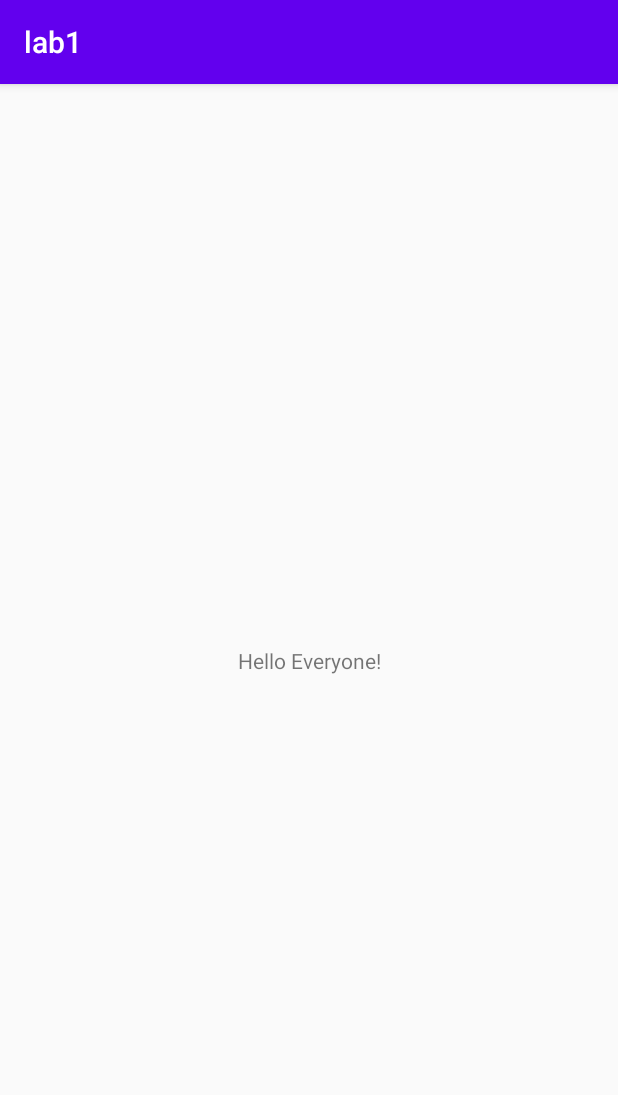
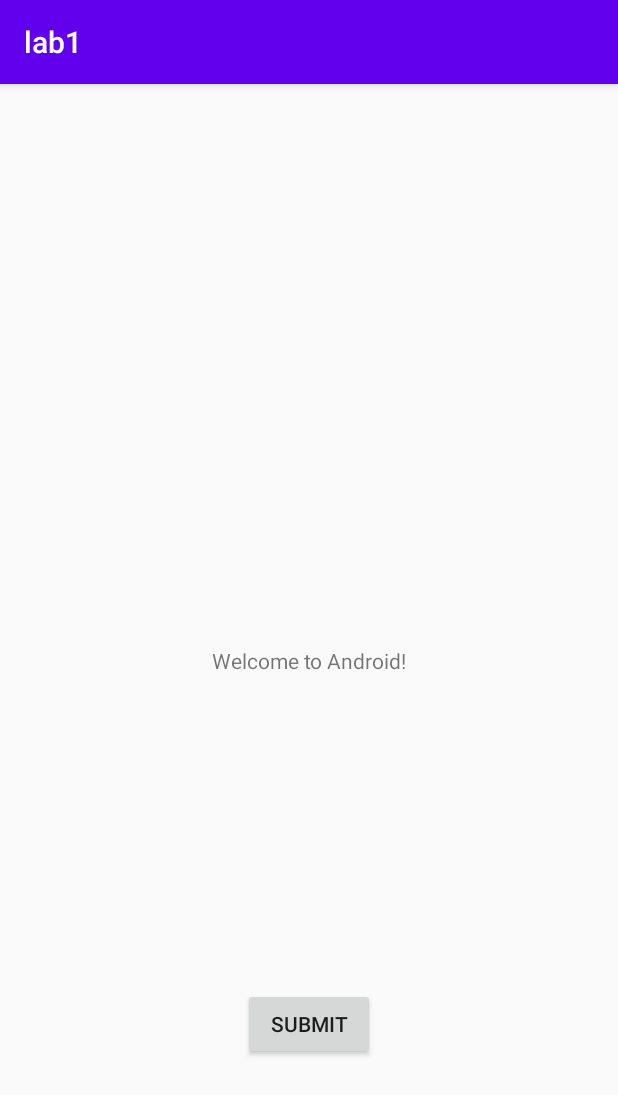
Before and after one commit to CS407-Fall-2021/lab1-YushunChen, an Android app: the screen it shows after launch (LabActivity), on a phone screen of 412 x 824 dp. Shown: the top 1095 px of the screen. Run offline under Robolectric (Android 15) with nearby library versions, the phone set to English and light mode, and no system bars.

Commit message:
Lab1 Milestone 2&3

```diff
--- a/app/src/main/res/layout/activity_main.xml
+++ b/app/src/main/res/layout/activity_main.xml
@@ -7,12 +7,23 @@
     tools:context=".LabActivity">
 
     <TextView
+        android:id="@+id/textView"
         android:layout_width="wrap_content"
         android:layout_height="wrap_content"
-        android:text="Hello Everyone!"
+        android:text="Welcome to Android!"
         app:layout_constraintBottom_toBottomOf="parent"
         app:layout_constraintLeft_toLeftOf="parent"
         app:layout_constraintRight_toRightOf="parent"
         app:layout_constraintTop_toTopOf="parent" />
 
+    <Button
+        android:id="@+id/button"
+        android:layout_width="wrap_content"
+        android:layout_height="wrap_content"
+        android:layout_marginBottom="117dp"
+        android:text="Submit"
+        app:layout_constraintBottom_toBottomOf="parent"
+        app:layout_constraintEnd_toEndOf="parent"
+        app:layout_constraintStart_toStartOf="parent" />
+
 </androidx.constraintlayout.widget.ConstraintLayout>
```
